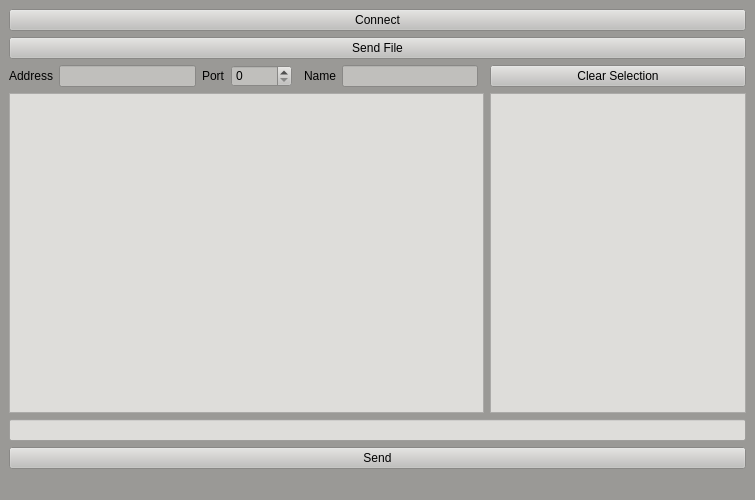
Old version of the form Client/mainwindow.ui in the repository DurininKirous/ChatCpp.
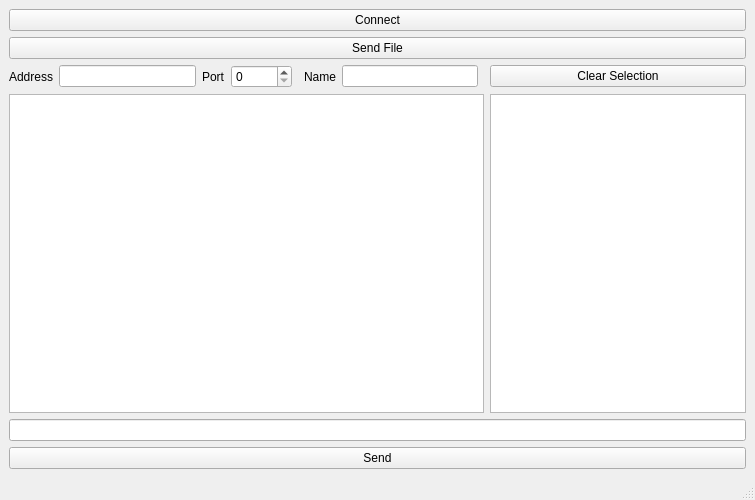
New version of the form.

```diff
--- a/Client/mainwindow.ui
+++ b/Client/mainwindow.ui
@@ -14,23 +14,21 @@
    <string>MainWindow</string>
   </property>
   <property name="styleSheet">
-   <string notr="true">background-color: rgb(154, 153, 150);</string>
+   <string notr="true"/>
   </property>
   <widget class="QWidget" name="centralwidget">
    <layout class="QGridLayout" name="gridLayout">
     <item row="5" column="0" colspan="9">
      <widget class="QLineEdit" name="lineEdit">
       <property name="styleSheet">
-       <string notr="true">background-color: rgb(222, 221, 218);
-color: rgb(0, 0, 0);</string>
+       <string notr="true"/>
       </property>
      </widget>
     </item>
     <item row="2" column="8">
      <widget class="QPushButton" name="pushButton_4">
       <property name="styleSheet">
-       <string notr="true">background-color: rgb(192, 191, 188);
-color: rgb(0, 0, 0);</string>
+       <string notr="true"/>
       </property>
       <property name="text">
        <string>Clear Selection</string>
@@ -50,8 +48,7 @@
     <item row="0" column="0" colspan="9">
      <widget class="QPushButton" name="pushButton_2">
       <property name="styleSheet">
-       <string notr="true">background-color: rgb(192, 191, 188);
-color: rgb(0, 0, 0);</string>
+       <string notr="true"/>
       </property>
       <property name="text">
        <string>Connect</string>
@@ -74,16 +71,14 @@
        <bool>true</bool>
       </property>
       <property name="styleSheet">
-       <string notr="true">background-color: rgb(222, 221, 218);
-color: rgb(0, 0, 0);</string>
+       <string notr="true"/>
       </property>
      </widget>
     </item>
     <item row="1" column="0" colspan="9">
      <widget class="QPushButton" name="pushButton_3">
       <property name="styleSheet">
-       <string notr="true">background-color: rgb(192, 191, 188);
-color: rgb(0, 0, 0);</string>
+       <string notr="true"/>
       </property>
       <property name="text">
        <string>Send File</string>
@@ -93,16 +88,14 @@
     <item row="2" column="1">
      <widget class="QLineEdit" name="lineEdit_2">
       <property name="styleSheet">
-       <string notr="true">background-color: rgb(192, 191, 188);
-color: rgb(0, 0, 0);</string>
+       <string notr="true"/>
       </property>
      </widget>
     </item>
     <item row="2" column="3">
      <widget class="QSpinBox" name="spinBox">
       <property name="styleSheet">
-       <string notr="true">background-color: rgb(192, 191, 188);
-color: rgb(0, 0, 0);</string>
+       <string notr="true"/>
       </property>
       <property name="maximum">
        <number>65535</number>
@@ -122,8 +115,7 @@
     <item row="6" column="0" colspan="9">
      <widget class="QPushButton" name="pushButton">
       <property name="styleSheet">
-       <string notr="true">background-color: rgb(192, 191, 188);
-color: rgb(0, 0, 0);</string>
+       <string notr="true"/>
       </property>
       <property name="text">
        <string>Send</string>
@@ -133,8 +125,7 @@
     <item row="2" column="6">
      <widget class="QLineEdit" name="lineEdit_3">
       <property name="styleSheet">
-       <string notr="true">background-color: rgb(192, 191, 188);
-color: rgb(0, 0, 0);</string>
+       <string notr="true"/>
       </property>
      </widget>
     </item>
@@ -147,8 +138,7 @@
        </size>
       </property>
       <property name="styleSheet">
-       <string notr="true">background-color: rgb(222, 221, 218);
-color: rgb(0, 0, 0);</string>
+       <string notr="true"/>
       </property>
      </widget>
     </item>
```
